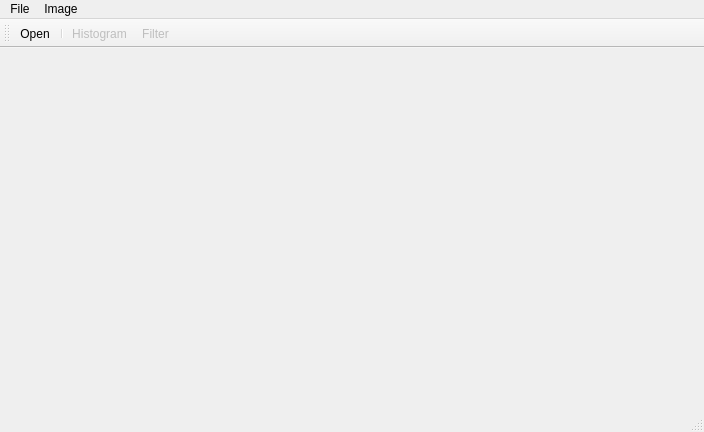
Before: the Qt Designer form src/MainWindow.ui in Ovilia/PIP, drawn with Qt 5.
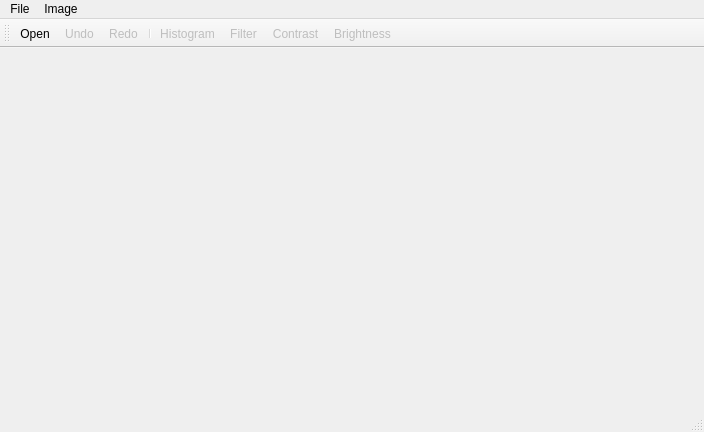
After: the same form once the commit is applied. Icons and pictures are not drawn.

The edit to the form file:
```diff
--- a/src/MainWindow.ui
+++ b/src/MainWindow.ui
@@ -57,9 +57,13 @@
     <bool>false</bool>
    </attribute>
    <addaction name="actionOpen"/>
+   <addaction name="actionUndo"/>
+   <addaction name="actionRedo"/>
    <addaction name="separator"/>
    <addaction name="actionHistogram"/>
    <addaction name="actionFilter"/>
+   <addaction name="actionContrast"/>
+   <addaction name="actionBrightness"/>
   </widget>
   <widget class="QStatusBar" name="statusBar"/>
   <action name="actionOpen">
@@ -109,6 +113,60 @@
     <string>Filter</string>
    </property>
   </action>
+  <action name="actionUndo">
+   <property name="enabled">
+    <bool>false</bool>
+   </property>
+   <property name="icon">
+    <iconset resource="resource.qrc">
+     <normaloff>:/images/images/undo.png</normaloff>:/images/images/undo.png</iconset>
+   </property>
+   <property name="text">
+    <string>Undo</string>
+   </property>
+   <property name="shortcut">
+    <string>Ctrl+Z</string>
+   </property>
+  </action>
+  <action name="actionRedo">
+   <property name="enabled">
+    <bool>false</bool>
+   </property>
+   <property name="icon">
+    <iconset resource="resource.qrc">
+     <normaloff>:/images/images/redo.png</normaloff>:/images/images/redo.png</iconset>
+   </property>
+   <property name="text">
+    <string>Redo</string>
+   </property>
+   <property name="shortcut">
+    <string>Ctrl+Shift+Z</string>
+   </property>
+  </action>
+  <action name="actionBrightness">
+   <property name="enabled">
+    <bool>false</bool>
+   </property>
+   <property name="icon">
+    <iconset resource="resource.qrc">
+     <normaloff>:/images/images/bright.png</normaloff>:/images/images/bright.png</iconset>
+   </property>
+   <property name="text">
+    <string>Brightness</string>
+   </property>
+  </action>
+  <action name="actionContrast">
+   <property name="enabled">
+    <bool>false</bool>
+   </property>
+   <property name="icon">
+    <iconset resource="resource.qrc">
+     <normaloff>:/images/images/contrast.png</normaloff>:/images/images/contrast.png</iconset>
+   </property>
+   <property name="text">
+    <string>Contrast</string>
+   </property>
+  </action>
  </widget>
  <layoutdefault spacing="6" margin="11"/>
  <resources>
```
Left out of the diff: 7 changed lines with no effect on the pictures.
